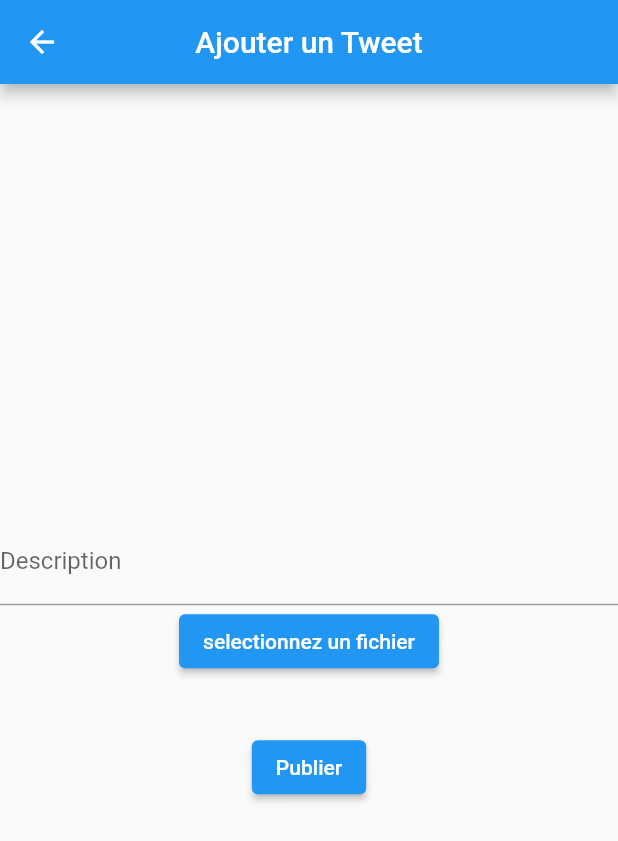
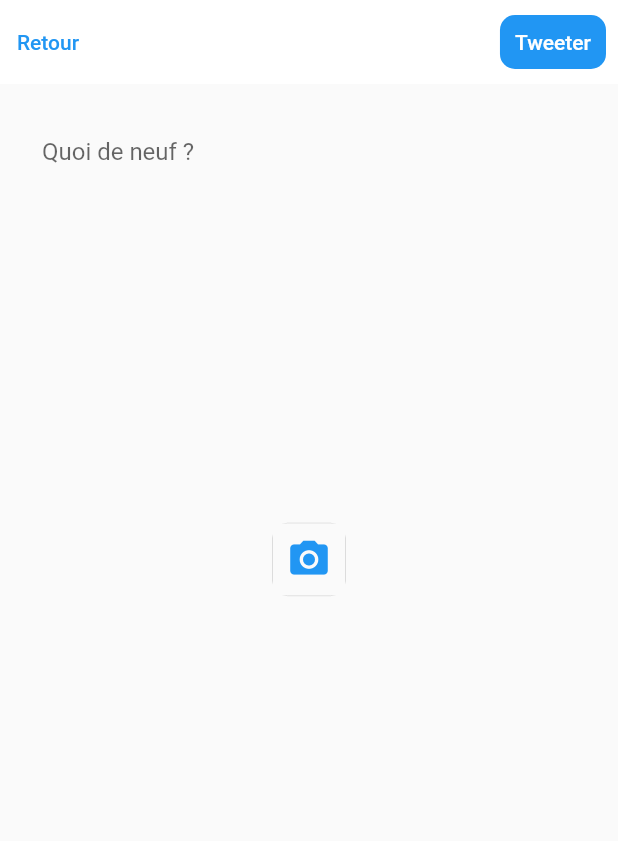
Before and after one commit to Anoulacks/esgi_tweet, a Flutter app: the TweetAddScreen screen opened by its route, on a phone screen of 412 x 824 dp. Shown: the top 841 px of the screen. Run offline on Flutter 3.47's test engine with Material 2 defaults, Android fonts, the phone set to English and light mode, and no system bars; our stand-ins replace bloc, cloud_firestore, firebase_auth, firebase_core, firebase_crashlytics, firebase_storage and 4 more; accounts and stored records are empty.

Commit message:
design add tweet

```diff
--- a/lib/screens/tweet/tweet_add_screen.dart
+++ b/lib/screens/tweet/tweet_add_screen.dart
@@ -33,39 +33,30 @@
   Widget build(BuildContext context) {
     return Scaffold(
       appBar: AppBar(
-        leading: BackButton(
-          onPressed: () => Navigator.of(context).pop(),
+        elevation: 0,
+        backgroundColor: Colors.white,
+        actions: [
+          TextButton(
+            onPressed: () => Navigator.of(context).pop(), child: Text("Retour"),
           ),
-        title: const Text(
-          'Ajouter un Tweet',
-        ),
-        centerTitle: true,
-      ),
-      body: Form(
-        key: _tweetForm,
-        child: Column(
-          mainAxisAlignment: MainAxisAlignment.center,
-          children: [
-            TextFormField(
-              controller: _bodyController,
-              decoration: const InputDecoration(labelText: 'Description'),
-            ),
-            ImagePickerWidget(callback: getImageEvent),
-            ElevatedButton(
+          Spacer(),
+          TextButton(
             onPressed: () async {
               if (_tweetForm.currentState!.validate()) {
-                  String? userUid = RepositoryProvider.of<UsersRepository>(context).getCurrentUserID();
-                  if(userUid != null) {
-                    if(image != null) {
-                      final urlImage = await RepositoryProvider.of<
-                          ImageRepository>(context).uploadImage(image);
+                String? userUid =
+                    RepositoryProvider.of<UsersRepository>(context)
+                        .getCurrentUserID();
+                if (userUid != null) {
+                  if (image != null) {
+                    final urlImage =
+                        await RepositoryProvider.of<ImageRepository>(context)
+                            .uploadImage(image);
                     Tweet tweet = Tweet(
                         userId: userUid,
                         body: _bodyController.text,
                         image: urlImage,
                         date: Timestamp.now(),
-                          idTweetParent: widget.tweetId
-                      );
+                        idTweetParent: widget.tweetId);
                     RepositoryProvider.of<TweetsRepository>(context)
                         .addTweets(tweet);
                   } else {
@@ -73,21 +64,56 @@
                         userId: userUid,
                         body: _bodyController.text,
                         date: Timestamp.now(),
-                          idTweetParent: widget.tweetId
-                      );
+                        idTweetParent: widget.tweetId);
                     RepositoryProvider.of<TweetsRepository>(context)
                         .addTweets(tweet);
                   }
                 }
               }
             },
-              child: const Text('Publier'),
+            child: Container(
+              decoration: BoxDecoration(
+                color: Colors.blue, // Replace with your desired background color
+                borderRadius: BorderRadius.circular(10), // Replace with your desired border radius
               ),
+              padding: EdgeInsets.all(10), // Optional: Add padding if needed
+              child: Text(
+                'Tweeter',
+                style: TextStyle(
+                  color: Colors.white, // Replace with your desired text color
+                ),
+              ),
+            ),
+          )
         ],
+      ),
+      body: Form(
+        key: _tweetForm,
+        child: Padding(
+          padding: const EdgeInsets.all(18.0),
+          child: Column(
+            mainAxisAlignment: MainAxisAlignment.start,
+            children: [
+              Container(
+                width: double.infinity,
+                height: MediaQuery.of(context).size.height / 3,
+                child: TextFormField(
+                  maxLines: null,
+                  controller: _bodyController,
+                  decoration: const InputDecoration(
+                      contentPadding: EdgeInsets.all(10.0),
+                      border: InputBorder.none,
+                      labelText: 'Quoi de neuf ?'),
+                ),
+              ),
+              ImagePickerWidget(callback: getImageEvent),
+            ],
+          ),
         ),
       ),
     );
   }
+
   void getImageEvent(File? file) {
     image = file;
   }
--- a/lib/widgets/image_picker.dart
+++ b/lib/widgets/image_picker.dart
@@ -6,6 +6,7 @@
 
 class ImagePickerWidget extends StatefulWidget {
   final Function(File?) callback;
+
   const ImagePickerWidget({Key? key, required this.callback}) : super(key: key);
 
   @override
@@ -13,29 +14,56 @@
 }
 
 class _ImagePickerWidgetState extends State<ImagePickerWidget> {
-
   File? image;
 
   @override
   Widget build(BuildContext context) {
     return Column(
       children: [
-        ElevatedButton(
-            onPressed: () {
-              pickImage();
-            },
-            child: const Text('selectionnez un fichier')
+        Container(
+          decoration: BoxDecoration(
+            borderRadius: BorderRadius.circular(10),
+            border: Border.all(
+              color: Colors.grey,
+              width: 0.3,
+            ),
+          ),
+          child: Material(
+            child: IconButton(
+              onPressed: pickImage,
+              icon: Icon(
+                Icons.photo_camera,
+                color: Colors.blue,
+                size: 30,
+              ),
+            ),
+          ),
         ),
-        const SizedBox(height: 20,),
-        image != null ? Image.file(image!) : const Text('')
+        const SizedBox(
+          height: 20,
+        ),
+        image != null ? ClipRRect(
+          borderRadius: BorderRadius.circular(10),
+          child: AspectRatio(
+            aspectRatio: 16/9,
+            child: GestureDetector(
+              onTap: () =>_showUserPictureDialog(context,image!),
+              child: Image.file(
+                image!,
+                fit: BoxFit.cover,
+              ),
+            ),
+          ),
+        ) : const Text('')
       ],
     );
   }
 
   Future pickImage() async {
     try {
-      final image = await ImagePicker().pickImage(source: ImageSource.gallery, maxHeight: 100, maxWidth: 100);
-      if(image == null) return;
+      final image = await ImagePicker().pickImage(
+          source: ImageSource.gallery);
+      if (image == null) return;
       final imageTemp = File(image.path);
       setState(() {
         this.image = imageTemp;
@@ -45,4 +73,17 @@
       print('Failed to pick image: $e');
     }
   }
+  void _showUserPictureDialog(BuildContext context, File imageURL) {
+    showDialog(
+      context: context,
+      builder: (BuildContext context) {
+        return Dialog(
+            child: Image.file(
+              image!,
+              fit: BoxFit.cover,
+            )
+        );
+      },
+    );
+  }
 }
```
Lines whose indentation alone changed are shown as unchanged.
